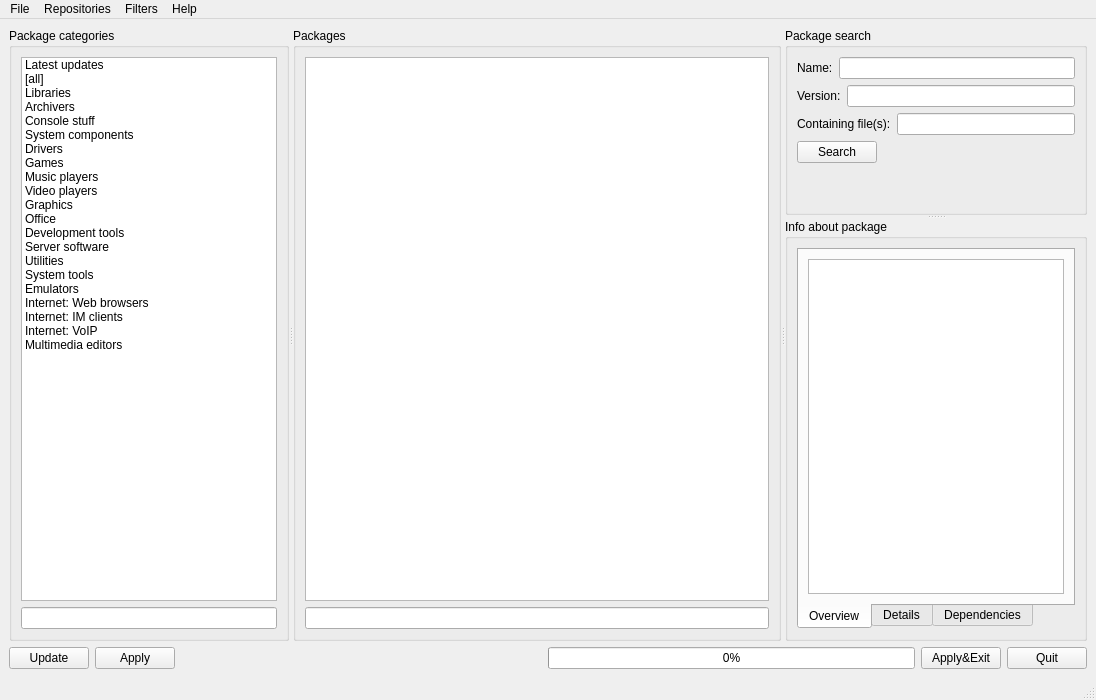
Above: mpkg/manager/pkgmanager.ui from BackupTheBerlios/mops before the change. Below: the same form after it.
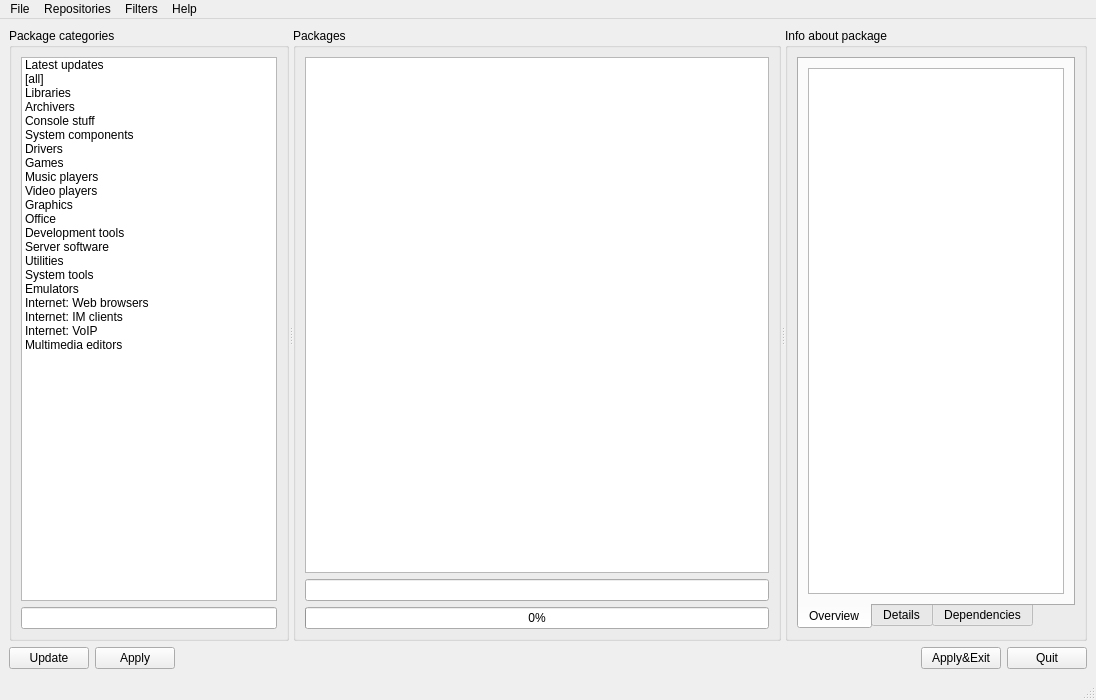
That is the form after the change. Icons and pictures are not drawn.

```diff
--- a/mpkg/manager/pkgmanager.ui
+++ b/mpkg/manager/pkgmanager.ui
@@ -313,136 +313,34 @@
         <item>
          <widget class="QLineEdit" name="quickPackageSearchEdit" />
         </item>
+        <item>
+         <widget class="QProgressBar" name="progressBar" >
+          <property name="enabled" >
+           <bool>true</bool>
+          </property>
+          <property name="statusTip" >
+           <string/>
+          </property>
+          <property name="whatsThis" >
+           <string/>
+          </property>
+          <property name="value" >
+           <number>0</number>
+          </property>
+          <property name="alignment" >
+           <set>Qt::AlignLeading|Qt::AlignLeft|Qt::AlignVCenter</set>
+          </property>
+          <property name="orientation" >
+           <enum>Qt::Horizontal</enum>
+          </property>
+         </widget>
+        </item>
        </layout>
       </widget>
       <widget class="QSplitter" name="splitter" >
        <property name="orientation" >
         <enum>Qt::Vertical</enum>
        </property>
-       <widget class="QGroupBox" name="groupBox_4" >
-        <property name="sizePolicy" >
-         <sizepolicy>
-          <hsizetype>1</hsizetype>
-          <vsizetype>1</vsizetype>
-          <horstretch>0</horstretch>
-          <verstretch>0</verstretch>
-         </sizepolicy>
-        </property>
-        <property name="title" >
-         <string>Package search</string>
-        </property>
-        <layout class="QVBoxLayout" >
-         <property name="margin" >
-          <number>9</number>
-         </property>
-         <property name="spacing" >
-          <number>6</number>
-         </property>
-         <item>
-          <layout class="QHBoxLayout" >
-           <property name="margin" >
-            <number>0</number>
-           </property>
-           <property name="spacing" >
-            <number>6</number>
-           </property>
-           <item>
-            <widget class="QLabel" name="label" >
-             <property name="text" >
-              <string>Name:</string>
-             </property>
-            </widget>
-           </item>
-           <item>
-            <widget class="QLineEdit" name="lineEdit" />
-           </item>
-          </layout>
-         </item>
-         <item>
-          <layout class="QHBoxLayout" >
-           <property name="margin" >
-            <number>0</number>
-           </property>
-           <property name="spacing" >
-            <number>6</number>
-           </property>
-           <item>
-            <widget class="QLabel" name="versionLabel" >
-             <property name="text" >
-              <string>Version:</string>
-             </property>
-            </widget>
-           </item>
-           <item>
-            <widget class="QLineEdit" name="versionSearchEdit" />
-           </item>
-          </layout>
-         </item>
-         <item>
-          <layout class="QHBoxLayout" >
-           <property name="margin" >
-            <number>0</number>
-           </property>
-           <property name="spacing" >
-            <number>6</number>
-           </property>
-           <item>
-            <widget class="QLabel" name="fileSearchLabel" >
-             <property name="text" >
-              <string>Containing file(s):</string>
-             </property>
-            </widget>
-           </item>
-           <item>
-            <widget class="QLineEdit" name="fileSearchEdit" />
-           </item>
-          </layout>
-         </item>
-         <item>
-          <layout class="QHBoxLayout" >
-           <property name="margin" >
-            <number>0</number>
-           </property>
-           <property name="spacing" >
-            <number>6</number>
-           </property>
-           <item>
-            <widget class="QPushButton" name="searchButton" >
-             <property name="text" >
-              <string>Search</string>
-             </property>
-            </widget>
-           </item>
-           <item>
-            <spacer>
-             <property name="orientation" >
-              <enum>Qt::Horizontal</enum>
-             </property>
-             <property name="sizeHint" >
-              <size>
-               <width>40</width>
-               <height>20</height>
-              </size>
-             </property>
-            </spacer>
-           </item>
-          </layout>
-         </item>
-         <item>
-          <spacer>
-           <property name="orientation" >
-            <enum>Qt::Vertical</enum>
-           </property>
-           <property name="sizeHint" >
-            <size>
-             <width>20</width>
-             <height>40</height>
-            </size>
-           </property>
-          </spacer>
-         </item>
-        </layout>
-       </widget>
        <widget class="QGroupBox" name="groupBox_3" >
         <property name="sizePolicy" >
          <sizepolicy>
@@ -583,28 +481,6 @@
         </property>
        </spacer>
       </item>
-      <item>
-       <widget class="QProgressBar" name="progressBar" >
-        <property name="enabled" >
-         <bool>true</bool>
-        </property>
-        <property name="statusTip" >
-         <string/>
-        </property>
-        <property name="whatsThis" >
-         <string/>
-        </property>
-        <property name="value" >
-         <number>0</number>
-        </property>
-        <property name="alignment" >
-         <set>Qt::AlignLeading|Qt::AlignLeft|Qt::AlignVCenter</set>
-        </property>
-        <property name="orientation" >
-         <enum>Qt::Horizontal</enum>
-        </property>
-       </widget>
-      </item>
       <item>
        <layout class="QHBoxLayout" >
         <property name="margin" >
```
